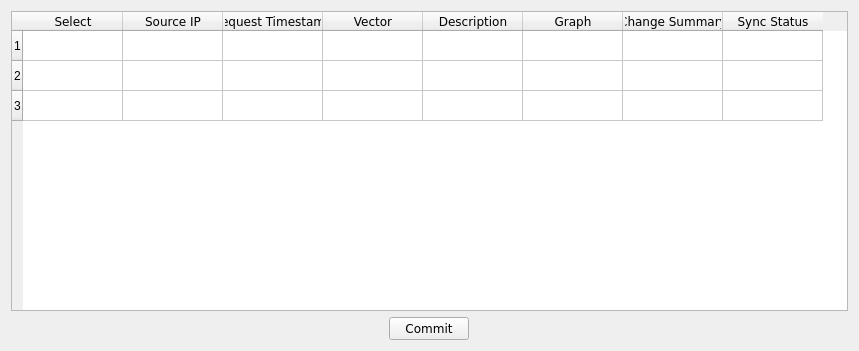
The window that ui/vector_db_lead.ui (CS4311-spring-2020/pick-tool-team14-keikaku) describes before a commit, drawn with Qt 5.
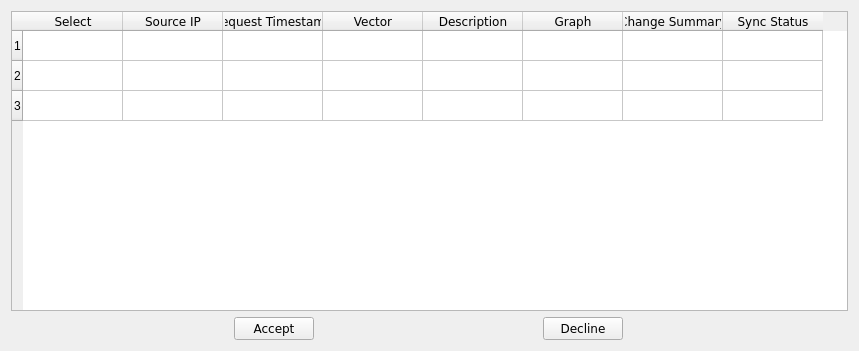
The same window after the commit.

Diff of the .ui file:
```diff
--- a/ui/vector_db_lead.ui
+++ b/ui/vector_db_lead.ui
@@ -134,8 +134,10 @@
      </item>
     </widget>
    </item>
-   <item alignment="Qt::AlignHCenter">
-    <widget class="QPushButton" name="pushButton">
+   <item>
+    <layout class="QHBoxLayout" name="horizontalLayout">
+     <item>
+      <widget class="QPushButton" name="acceptButton">
      <property name="sizePolicy">
       <sizepolicy hsizetype="Fixed" vsizetype="Fixed">
        <horstretch>0</horstretch>
@@ -148,9 +150,29 @@
       </font>
      </property>
      <property name="text">
-      <string>Commit</string>
-     </property>
-    </widget>
+        <string>Accept</string>
+       </property>
+      </widget>
+     </item>
+     <item>
+      <widget class="QPushButton" name="deleteButton">
+       <property name="sizePolicy">
+        <sizepolicy hsizetype="Fixed" vsizetype="Fixed">
+         <horstretch>0</horstretch>
+         <verstretch>0</verstretch>
+        </sizepolicy>
+       </property>
+       <property name="font">
+        <font>
+         <family>Verdana</family>
+        </font>
+       </property>
+       <property name="text">
+        <string>Decline</string>
+       </property>
+      </widget>
+     </item>
+    </layout>
    </item>
   </layout>
  </widget>
```
Left out of the diff: 12 changed lines with no effect on the pictures. Lines whose indentation alone changed are shown as unchanged.
